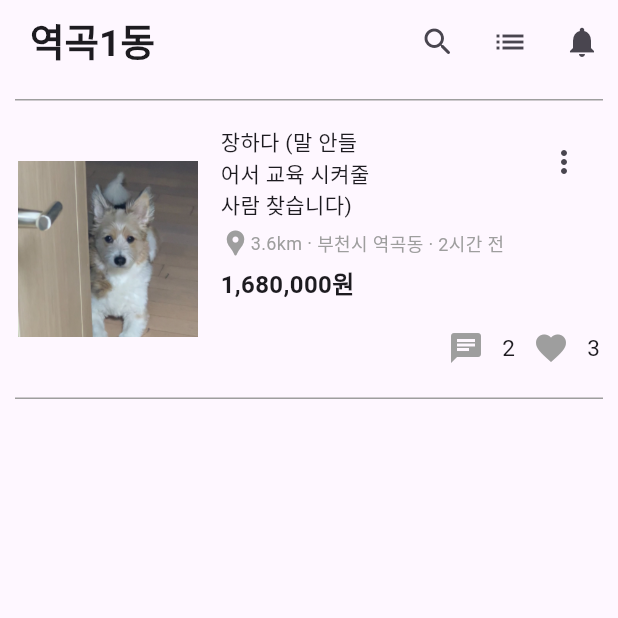
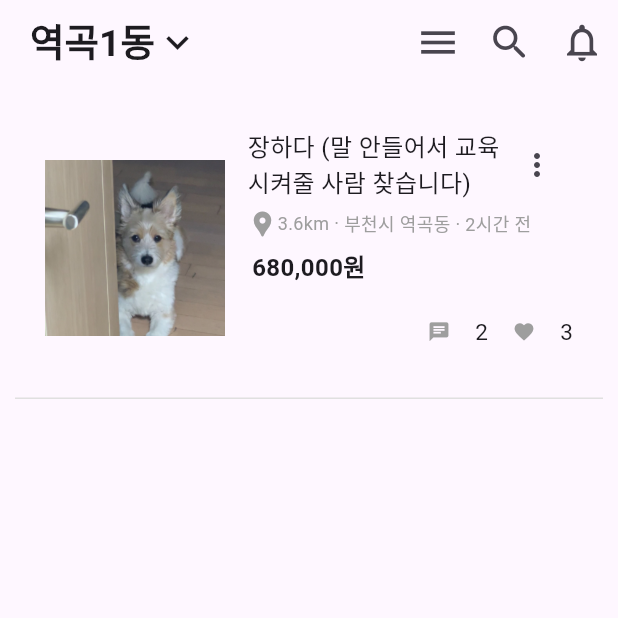
Before and after one commit to NE7K/Carrot-Copy, a Flutter app: the screen it shows after launch, on a phone screen of 412 x 824 dp, the top half of it. Run offline on Flutter 3.47's test engine with Material 3 defaults, Android fonts, the phone set to English and light mode, and no system bars.

Commit message:
디자인 틀 완성

```diff
--- a/lib/main.dart
+++ b/lib/main.dart
@@ -1,68 +1,72 @@
-import 'package:flutter/foundation.dart' show kIsWeb;
 import 'package:flutter/material.dart';
 
 void main() {
-  runApp(const MyApp());
+  runApp(MyApp());
 }
 
 class MyApp extends StatelessWidget {
-  const MyApp({super.key});
+  MyApp({super.key});
 
   @override
   Widget build(BuildContext context) {
     return MaterialApp(
       home: Scaffold(
         appBar: AppBar(
-          titleSpacing: 20.0, // title spacing 간격 조절
-          title: Text(
-            '역곡1동',
-            style: TextStyle(fontWeight: FontWeight.bold, fontSize: 25),
+          titleSpacing: 20.0,
+          title: Row(
+            mainAxisAlignment: MainAxisAlignment.start,
+            children: [
+              Text('역곡1동', style: TextStyle(fontWeight: FontWeight.bold, fontSize: 25)),
+              Icon(Icons.expand_more, size: 30),
+            ],
           ),
           actions: [
-            Padding(padding: EdgeInsets.symmetric(horizontal: 8.0)), // appbar action iconbutton padding 값
-            IconButton(icon: Icon(Icons.search_rounded), onPressed: () {}),
-            IconButton(icon: Icon(Icons.list), onPressed: () {}),
-            IconButton(icon: Icon(Icons.notifications), onPressed: () {})
+            Padding(padding: EdgeInsets.symmetric(horizontal: 8.0)),
+            IconButton(icon: Icon(Icons.menu, size: 30), onPressed: () {}),
+            IconButton(icon: Icon(Icons.search_rounded, size: 30), onPressed: () {}),
+            IconButton(icon: Icon(Icons.notifications_none, size: 30), onPressed: () {})
           ],
         ),
         body: Container(
           height: 200,
           margin: EdgeInsets.all(10),
-          padding: EdgeInsets.all(2), // margin padding
+          padding: EdgeInsets.symmetric(horizontal: 20),
           decoration: BoxDecoration(
             border: Border(
-              top: BorderSide(color: Colors.grey, width: 1),
-              bottom: BorderSide(color: Colors.grey, width: 1),
+              bottom: BorderSide(color: Colors.grey[300]!, width: 1),
             ),
           ),
           child: Row(
             mainAxisAlignment: MainAxisAlignment.start,
             children: [
-              SizedBox(
+              Align(
+                alignment: Alignment.center,
+                child: SizedBox(
                   width: 120, // 이미지 너비 고정
                   height: 120, // 이미지 높이 고정
-                child: Image.asset('assets/images/test.jpg'),
+                  child: Image.asset('assets/images/test.jpg'), // 경로에 맞는 이미지로 변경
+                ),
               ),
               SizedBox(width: 15), // 이미지와 텍스트 사이 간격 추가
               Expanded(
                 child: Column(
                   crossAxisAlignment: CrossAxisAlignment.start,
+                  mainAxisAlignment: MainAxisAlignment.center, // 텍스트 내용을 수직 중앙에 위치
                   children: [
                     Container(
-                      margin: EdgeInsets.fromLTRB(0, 15, 0, 5),
+                      margin: EdgeInsets.fromLTRB(0, 0, 0, 5),
                       child: Row(
                         mainAxisAlignment: MainAxisAlignment.start,
-                        crossAxisAlignment: CrossAxisAlignment.start,
+                        crossAxisAlignment: CrossAxisAlignment.center,
                         children: [
-                          Flexible(
+                          Expanded(
                             child: Text(
                               '장하다 (말 안들어서 교육 시켜줄 사람 찾습니다)',
-                              style: TextStyle(fontSize: 14),
+                              style: TextStyle(fontSize: 16),
                               softWrap: true,
                               overflow: TextOverflow.visible,
                             ),
                           ),
-                          Spacer(),
                           IconButton(
                             icon: Icon(Icons.more_vert),
                             onPressed: () {},
@@ -70,48 +74,26 @@ class MyApp extends StatelessWidget {
                         ],
                       ),
                     ),
-                    Container(
-                      margin: EdgeInsets.fromLTRB(0, 0, 0, 5),
-                      child: Row(
+                    Row(
                       mainAxisAlignment: MainAxisAlignment.start,
                       children: [
                         Icon(Icons.location_pin, color: Colors.grey, size: 20),
-                          Text('3.6km · ',
-                              style: TextStyle(fontSize: 12, color: Colors.grey)),
-                          Text('부천시 역곡동 · ',
-                              style: TextStyle(fontSize: 12, color: Colors.grey)),
-                          Text('2시간 전',
-                              style: TextStyle(fontSize: 12, color: Colors.grey))
+                        Text('3.6km · ', style: TextStyle(fontSize: 12, color: Colors.grey)),
+                        Text('부천시 역곡동 · ', style: TextStyle(fontSize: 12, color: Colors.grey)),
+                        Text('2시간 전', style: TextStyle(fontSize: 12, color: Colors.grey))
                       ],
                     ),
-                    ),
                     Container(
-                      margin: EdgeInsets.fromLTRB(0, 0, 0, 7),
-                      child: Text(
-                        '1,680,000원',
-                        style:
-                        TextStyle(fontSize: 16, fontWeight: FontWeight.bold),
-                      ),
+                      margin: EdgeInsets.fromLTRB(3, 7, 0, 7),
+                      child: Text('680,000원', style: TextStyle(fontSize: 16, fontWeight: FontWeight.bold)),
                     ),
                     Row(
                       children: [
                         Spacer(), // 남은 공간 차지하여 아이콘과 텍스트를 오른쪽 끝으로 밀어냄
-                        IconButton(
-                          icon: Icon(Icons.chat),
-                          onPressed: () {},
-                          color: Colors.grey,
-                        ),
-                        Text('2',
-                            textAlign: TextAlign.end,
-                            style: TextStyle(fontSize: 15)),
-                        IconButton(
-                          icon: Icon(Icons.favorite),
-                          onPressed: () {},
-                          color: Colors.grey,
-                        ),
-                        Text('3',
-                            textAlign: TextAlign.end,
-                            style: TextStyle(fontSize: 15)),
+                        IconButton(icon: Icon(Icons.chat, size: 15), onPressed: () {}, color: Colors.grey),
+                        Text('2', textAlign: TextAlign.end, style: TextStyle(fontSize: 15)),
+                        IconButton(icon: Icon(Icons.favorite, size: 15), onPressed: () {}, color: Colors.grey),
+                        Text('3', textAlign: TextAlign.end, style: TextStyle(fontSize: 15)),
                       ],
                     ),
                   ],
```
Lines whose indentation alone changed are shown as unchanged.
